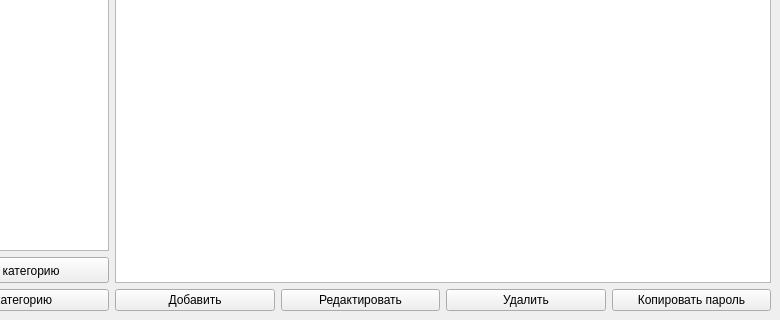
Old version of the form ui/main_window.ui in the repository andrei27062010-blip/password-manager-pyqt; both pictures show x 120 to 900 and y 220 to 540 of the 900 by 540 pixel window.
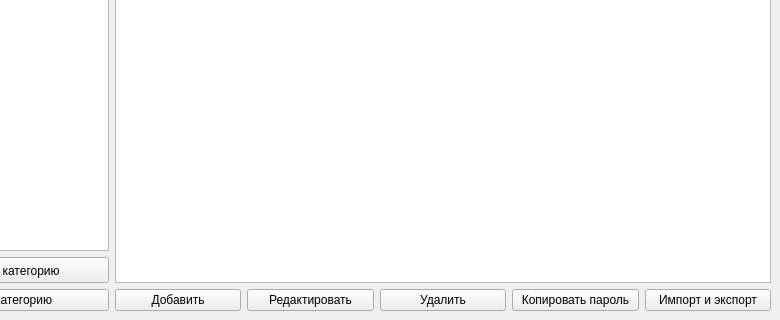
New version of the form.

Commit message: Обновлена форма главного окна

What changed in the file:
```diff
--- a/ui/main_window.ui
+++ b/ui/main_window.ui
@@ -30,7 +30,7 @@
         <item><widget class="QPushButton" name="add_button"><property name="text"><string>Добавить</string></property></widget></item>
         <item><widget class="QPushButton" name="edit_button"><property name="text"><string>Редактировать</string></property></widget></item>
         <item><widget class="QPushButton" name="delete_button"><property name="text"><string>Удалить</string></property></widget></item>
-        <item><widget class="QPushButton" name="copy_password_button"><property name="text"><string>Копировать пароль</string></property></widget></item>
+        <item><widget class="QPushButton" name="copy_password_button"><property name="text"><string>Копировать пароль</string></property></widget></item>\n        <item><widget class="QPushButton" name="import_export_button"><property name="text"><string>Импорт и экспорт</string></property></widget></item>
        </layout>
       </item>
      </layout>
```
